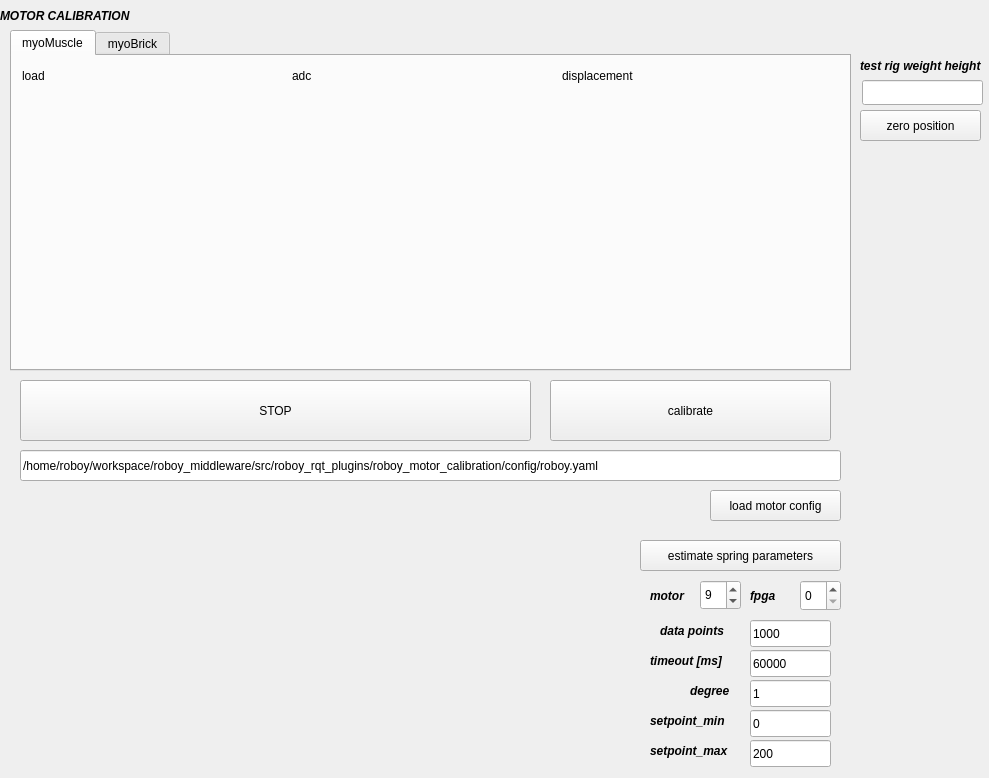
Roboy/roboy_rqt_plugins, file roboy_motor_calibration/src/roboy_motor_calibration.ui: the form before one commit.
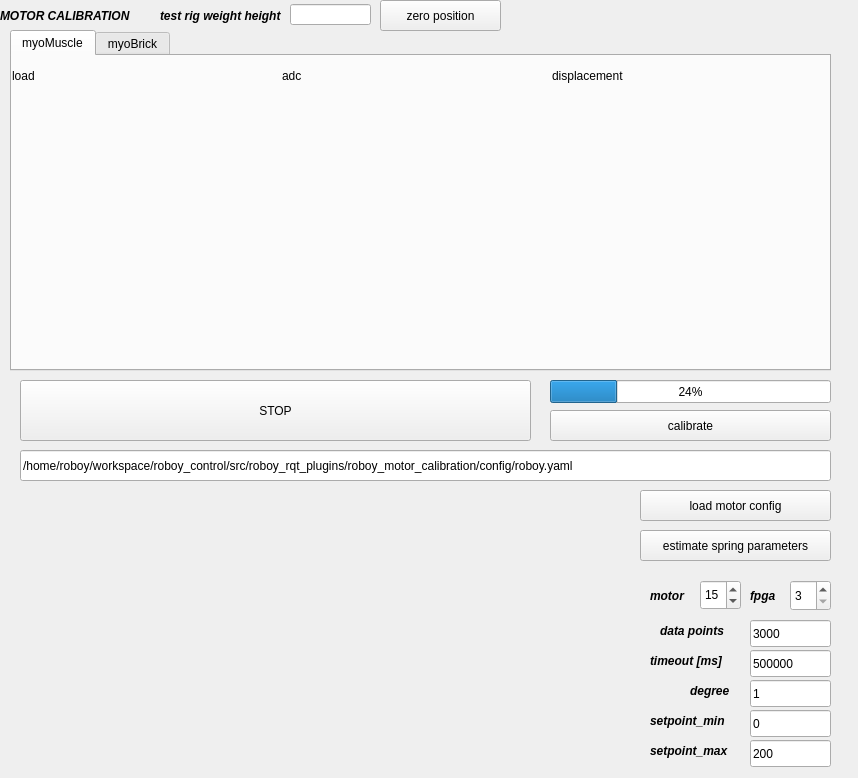
The form after the commit. Custom widgets are drawn as their Qt base class.

Commit message: better calibration

Diff of the .ui file:
```diff
--- a/roboy_motor_calibration/src/roboy_motor_calibration.ui
+++ b/roboy_motor_calibration/src/roboy_motor_calibration.ui
@@ -6,7 +6,7 @@
    <rect>
     <x>0</x>
     <y>0</y>
-    <width>989</width>
+    <width>858</width>
     <height>778</height>
    </rect>
   </property>
@@ -39,7 +39,7 @@
     <rect>
      <x>10</x>
      <y>30</y>
-     <width>841</width>
+     <width>821</width>
      <height>341</height>
     </rect>
    </property>
@@ -53,7 +53,7 @@
     <widget class="QCustomPlot" name="displacement" native="true">
      <property name="geometry">
       <rect>
-       <x>550</x>
+       <x>540</x>
        <y>10</y>
        <width>271</width>
        <height>281</height>
@@ -76,7 +76,7 @@
     <widget class="QCustomPlot" name="adc_value" native="true">
      <property name="geometry">
       <rect>
-       <x>280</x>
+       <x>270</x>
        <y>10</y>
        <width>271</width>
        <height>281</height>
@@ -99,7 +99,7 @@
     <widget class="QCustomPlot" name="load" native="true">
      <property name="geometry">
       <rect>
-       <x>10</x>
+       <x>0</x>
        <y>10</y>
        <width>271</width>
        <height>281</height>
@@ -267,26 +267,29 @@
     </rect>
    </property>
    <property name="maximum">
-    <number>13</number>
+    <number>20</number>
    </property>
    <property name="value">
-    <number>9</number>
+    <number>15</number>
    </property>
   </widget>
   <widget class="QSpinBox" name="fpga">
    <property name="geometry">
     <rect>
-     <x>800</x>
+     <x>790</x>
      <y>580</y>
      <width>41</width>
      <height>31</height>
     </rect>
    </property>
+   <property name="minimum">
+    <number>3</number>
+   </property>
    <property name="maximum">
     <number>5</number>
    </property>
    <property name="value">
-    <number>0</number>
+    <number>3</number>
    </property>
   </widget>
   <widget class="QLabel" name="label_7">
@@ -347,9 +350,9 @@
   <widget class="QPushButton" name="load_motor_config">
    <property name="geometry">
     <rect>
-     <x>710</x>
+     <x>640</x>
      <y>490</y>
-     <width>131</width>
+     <width>191</width>
      <height>31</height>
     </rect>
    </property>
@@ -406,16 +409,16 @@
    <property name="geometry">
     <rect>
      <x>550</x>
-     <y>380</y>
+     <y>410</y>
      <width>281</width>
-     <height>61</height>
+     <height>31</height>
     </rect>
    </property>
    <property name="text">
     <string>calibrate</string>
    </property>
    <property name="checkable">
-    <bool>false</bool>
+    <bool>true</bool>
    </property>
   </widget>
   <widget class="QLineEdit" name="degree">
@@ -445,8 +448,8 @@
    <property name="geometry">
     <rect>
      <x>640</x>
-     <y>540</y>
-     <width>201</width>
+     <y>530</y>
+     <width>191</width>
      <height>31</height>
     </rect>
    </property>
@@ -464,7 +467,7 @@
     </rect>
    </property>
    <property name="text">
-    <string>1000</string>
+    <string>3000</string>
    </property>
   </widget>
   <widget class="QLabel" name="label">
@@ -545,12 +548,12 @@
     <rect>
      <x>20</x>
      <y>450</y>
-     <width>821</width>
+     <width>811</width>
      <height>31</height>
     </rect>
    </property>
    <property name="text">
-    <string>/home/roboy/workspace/roboy_middleware/src/roboy_rqt_plugins/roboy_motor_calibration/config/roboy.yaml</string>
+    <string>/home/roboy/workspace/roboy_control/src/roboy_rqt_plugins/roboy_motor_calibration/config/roboy.yaml</string>
    </property>
   </widget>
   <widget class="QLineEdit" name="timeout">
@@ -563,7 +566,7 @@
     </rect>
    </property>
    <property name="text">
-    <string>60000</string>
+    <string>500000</string>
    </property>
   </widget>
   <widget class="QPushButton" name="stop_button_all">
@@ -585,18 +588,18 @@
   <widget class="QLineEdit" name="testrig_pos">
    <property name="geometry">
     <rect>
-     <x>862</x>
-     <y>80</y>
-     <width>121</width>
-     <height>25</height>
+     <x>290</x>
+     <y>4</y>
+     <width>81</width>
+     <height>21</height>
     </rect>
    </property>
   </widget>
   <widget class="QLabel" name="label_12">
    <property name="geometry">
     <rect>
-     <x>860</x>
-     <y>50</y>
+     <x>160</x>
+     <y>0</y>
      <width>121</width>
      <height>31</height>
     </rect>
@@ -616,8 +619,8 @@
   <widget class="QPushButton" name="zero_testrig_position">
    <property name="geometry">
     <rect>
-     <x>860</x>
-     <y>110</y>
+     <x>380</x>
+     <y>0</y>
      <width>121</width>
      <height>31</height>
     </rect>
@@ -629,6 +632,19 @@
     <bool>false</bool>
    </property>
   </widget>
+  <widget class="QProgressBar" name="progressBar">
+   <property name="geometry">
+    <rect>
+     <x>550</x>
+     <y>380</y>
+     <width>281</width>
+     <height>23</height>
+    </rect>
+   </property>
+   <property name="value">
+    <number>24</number>
+   </property>
+  </widget>
   <zorder>tabWidget</zorder>
   <zorder>label_2</zorder>
   <zorder>setpoint_max</zorder>
```
Left out of the diff: 1 changed line with no effect on the pictures. The commit also changes 4 other files.
